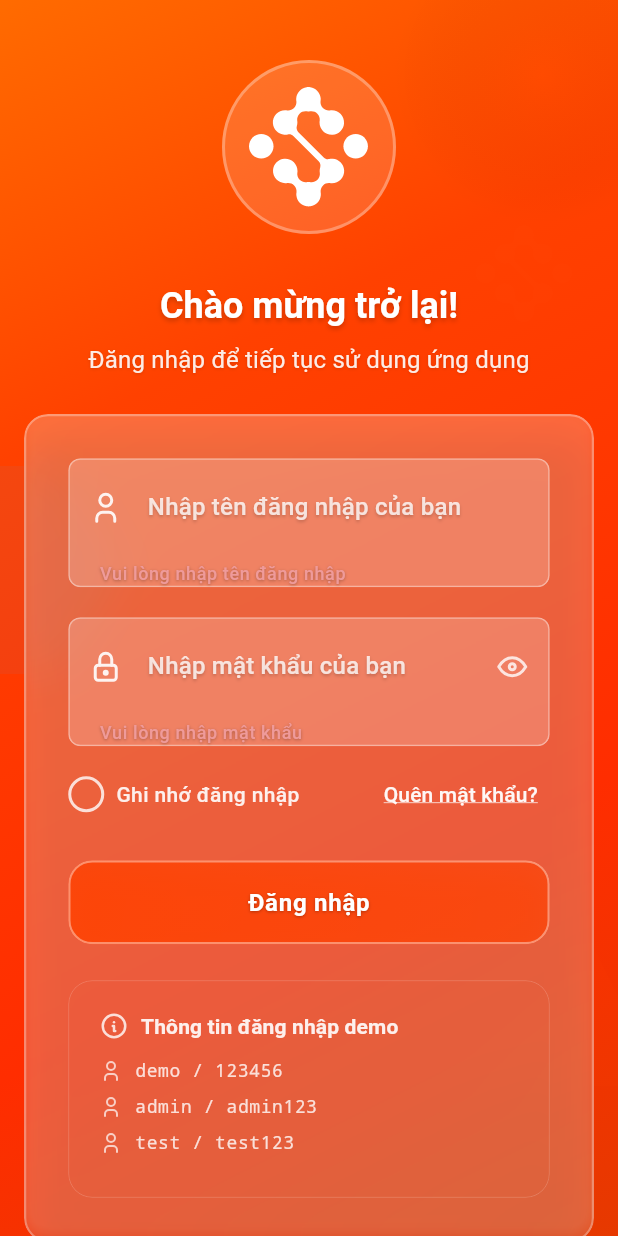
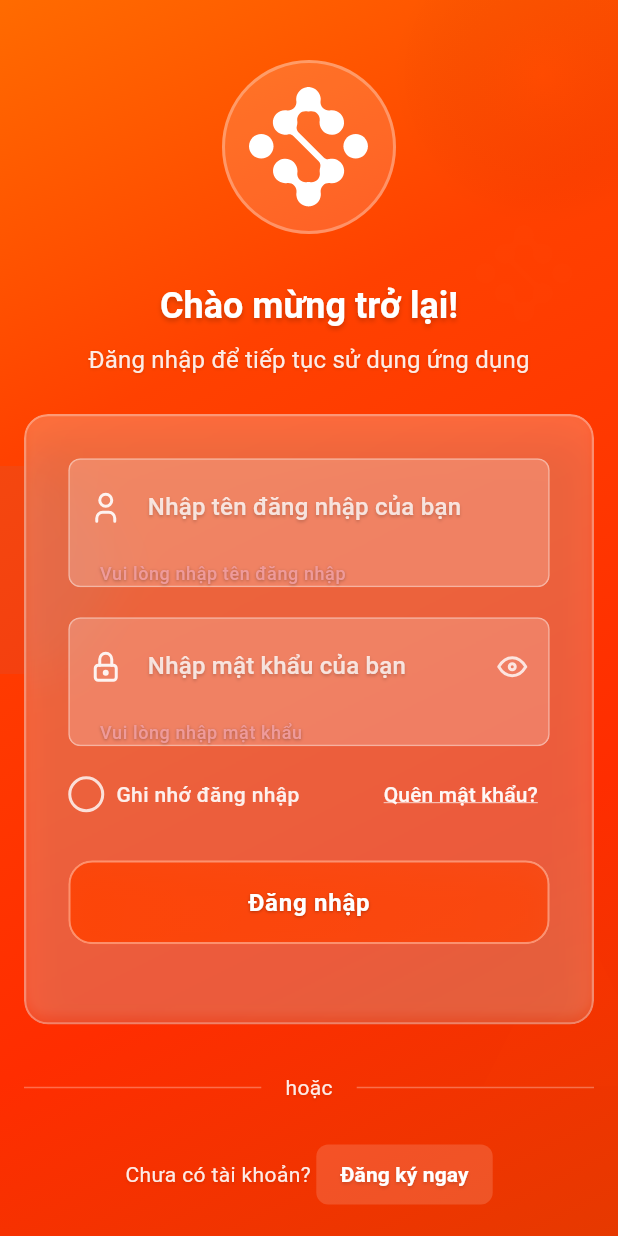
Before and after one commit to notibox2024/personaai-app, a Flutter app: the screen it shows after launch, after a tap on "Đăng nhập", on a phone screen of 412 x 824 dp. Run offline on Flutter 3.47's test engine with Material 3 defaults, Android fonts, the phone set to English and light mode, and no system bars; our stand-ins replace connectivity_plus, device_info_plus, dio, equatable, firebase_analytics, firebase_core and 14 more; missing offline and left inert: firebase_in_app_messaging, flutter_inappwebview, network_info_plus; accounts and stored records are empty.

Commit message:
Cập nhật giao diện trang cá nhân bằng cách thêm phần đăng xuất với nút LogoutButton. Cải thiện bố cục và trải nghiệm người dùng khi thực hiện đăng xuất.

```diff
--- a/lib/features/auth/presentation/widgets/logout_button.dart
+++ b/lib/features/auth/presentation/widgets/logout_button.dart
@@ -86,7 +86,7 @@
               child: Padding(
                 padding: const EdgeInsets.symmetric(horizontal: 16, vertical: 12),
                 child: Row(
-                  mainAxisSize: MainAxisSize.min,
+                  mainAxisAlignment: MainAxisAlignment.center,
                   children: [
                     if (isLoading)
                       SizedBox(
--- a/lib/features/auth/presentation/widgets/reactive_login_form.dart
+++ b/lib/features/auth/presentation/widgets/reactive_login_form.dart
@@ -444,9 +444,6 @@
               ),
 
               const SizedBox(height: 24),
-
-              // Demo credentials info với glass effect
-              _buildDemoCredentialsSection(),
             ],
           ),
         );
@@ -562,80 +559,5 @@
     );
   }
 
-  Widget _buildDemoCredentialsSection() {
-    final theme = Theme.of(context);
 
-    return ClipRRect(
-      borderRadius: BorderRadius.circular(16),
-      child: BackdropFilter(
-        filter: ImageFilter.blur(sigmaX: 10, sigmaY: 10),
-        child: Container(
-          padding: const EdgeInsets.all(20),
-          decoration: BoxDecoration(
-            color: Colors.white.withValues(alpha: theme.brightness == Brightness.light ? 0 : 0),
-            borderRadius: BorderRadius.circular(16),
-            border: Border.all(
-              color: Colors.white.withValues(alpha: theme.brightness == Brightness.light ? 0.25 : 0.2),
-              width: 0.5,
-            ),
-          ),
-          child: Column(
-            crossAxisAlignment: CrossAxisAlignment.start,
-            children: [
-              Row(
-                children: [
-                  Icon(
-                    TablerIcons.info_circle,
-                    color: Colors.white.withValues(alpha: theme.brightness == Brightness.light ? 0.8 : 0.7),
-                    size: 20,
-                  ),
-                  const SizedBox(width: 8),
-                  Text(
-                    'Thông tin đăng nhập demo',
-                    style: theme.textTheme.titleSmall?.copyWith(
-                      color: Colors.white.withValues(alpha: theme.brightness == Brightness.light ? 0.9 : 0.8),
-                      fontWeight: FontWeight.w600,
-                    ),
-                  ),
-                ],
-              ),
-
-              const SizedBox(height: 12),
-
-              // Demo credentials
-              _buildDemoCredential('demo', '123456'),
-              _buildDemoCredential('admin', 'admin123'),
-              _buildDemoCredential('test', 'test123'),
-            ],
-          ),
-        ),
-      ),
-    );
-  }
-
-  Widget _buildDemoCredential(String username, String password) {
-    final theme = Theme.of(context);
-
-    return Padding(
-      padding: const EdgeInsets.only(bottom: 8),
-      child: Row(
-        children: [
-          Icon(
-            TablerIcons.user,
-            color: Colors.white.withValues(alpha: theme.brightness == Brightness.light ? 0.7 : 0.6),
-            size: 16,
-          ),
-          const SizedBox(width: 8),
-          Text(
-            '$username / $password',
-            style: theme.textTheme.bodySmall?.copyWith(
-              color: Colors.white.withValues(alpha: theme.brightness == Brightness.light ? 0.8 : 0.7),
-              fontFamily: 'monospace',
-              fontWeight: FontWeight.w500,
-            ),
-          ),
-        ],
-      ),
-    );
-  }
 }
```
Also changed, not shown: lib/features/profile/presentation/pages/profile_page.dart (+47 -0 lines).
